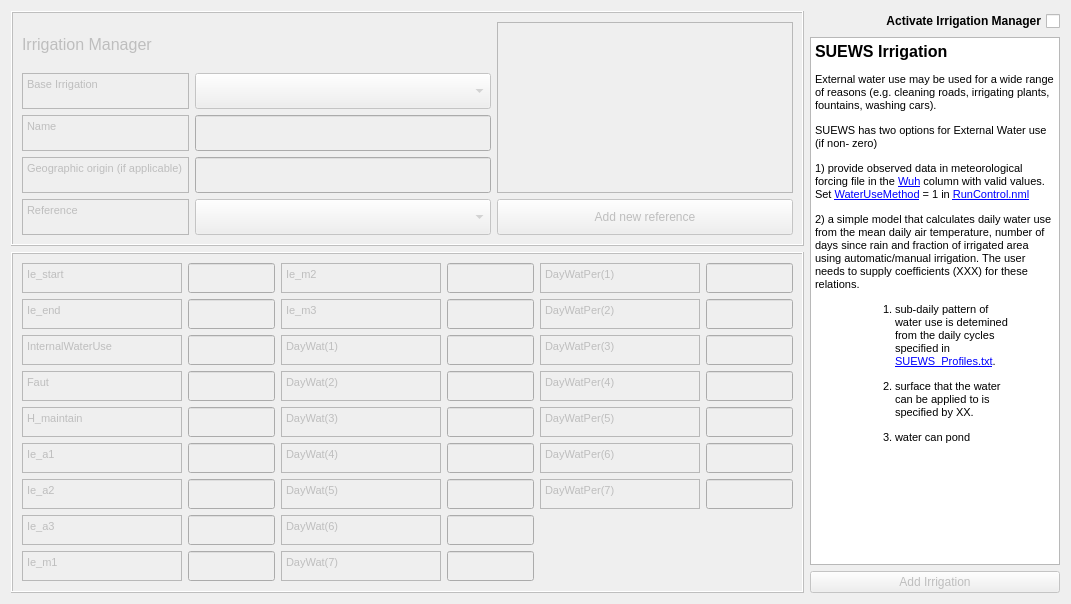
Above: tabs/irrigation_tab.ui from gusbacos/suews_database_manager before the change. Below: the same form after it.
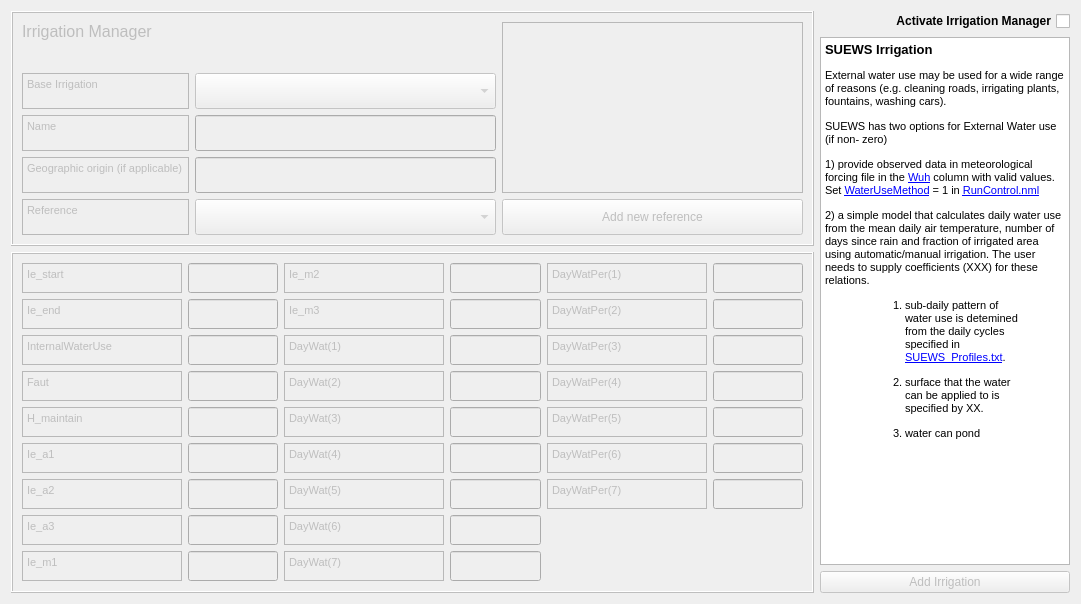
That is the form after the change. Custom widgets are drawn as their Qt base class.

```diff
--- a/tabs/irrigation_tab.ui
+++ b/tabs/irrigation_tab.ui
@@ -6,7 +6,7 @@
    <rect>
     <x>0</x>
     <y>0</y>
-    <width>1067</width>
+    <width>1081</width>
     <height>604</height>
    </rect>
   </property>
@@ -44,6 +44,48 @@
       <enum>QFrame::Raised</enum>
      </property>
      <layout class="QGridLayout" name="gridLayout_2">
+      <item row="4" column="1">
+       <widget class="QgsFilterLineEdit" name="textEditOrig">
+        <property name="sizePolicy">
+         <sizepolicy hsizetype="Expanding" vsizetype="Preferred">
+          <horstretch>0</horstretch>
+          <verstretch>0</verstretch>
+         </sizepolicy>
+        </property>
+        <property name="maximumSize">
+         <size>
+          <width>16777215</width>
+          <height>36</height>
+         </size>
+        </property>
+        <property name="qgisRelation" stdset="0">
+         <string notr="true"/>
+        </property>
+       </widget>
+      </item>
+      <item row="4" column="0">
+       <widget class="QTextBrowser" name="textBrowserOrig">
+        <property name="sizePolicy">
+         <sizepolicy hsizetype="Expanding" vsizetype="Preferred">
+          <horstretch>0</horstretch>
+          <verstretch>0</verstretch>
+         </sizepolicy>
+        </property>
+        <property name="maximumSize">
+         <size>
+          <width>167</width>
+          <height>36</height>
+         </size>
+        </property>
+        <property name="html">
+         <string>&lt;!DOCTYPE HTML PUBLIC &quot;-//W3C//DTD HTML 4.0//EN&quot; &quot;http://www.w3.org/TR/REC-html40/strict.dtd&quot;&gt;
+&lt;html&gt;&lt;head&gt;&lt;meta name=&quot;qrichtext&quot; content=&quot;1&quot; /&gt;&lt;style type=&quot;text/css&quot;&gt;
+p, li { white-space: pre-wrap; }
+&lt;/style&gt;&lt;/head&gt;&lt;body style=&quot; font-family:'MS Shell Dlg 2'; font-size:7.8pt; font-weight:400; font-style:normal;&quot;&gt;
+&lt;p style=&quot; margin-top:0px; margin-bottom:0px; margin-left:0px; margin-right:0px; -qt-block-indent:0; text-indent:0px;&quot;&gt;&lt;span style=&quot; font-size:8pt;&quot;&gt;Geographic origin (if applicable)&lt;/span&gt;&lt;/p&gt;&lt;/body&gt;&lt;/html&gt;</string>
+        </property>
+       </widget>
+      </item>
       <item row="0" column="0" colspan="2">
        <widget class="QLabel" name="label_46">
         <property name="font">
@@ -60,23 +102,48 @@
         </property>
        </widget>
       </item>
-      <item row="0" column="2" rowspan="4">
-       <widget class="QTextBrowser" name="textBrowserRef">
+      <item row="5" column="2">
+       <widget class="QPushButton" name="pushButtonToRefManager">
         <property name="sizePolicy">
-         <sizepolicy hsizetype="Expanding" vsizetype="Expanding">
+         <sizepolicy hsizetype="Minimum" vsizetype="Expanding">
           <horstretch>0</horstretch>
           <verstretch>0</verstretch>
          </sizepolicy>
         </property>
         <property name="maximumSize">
          <size>
-          <width>900</width>
-          <height>500</height>
+          <width>16777215</width>
+          <height>36</height>
          </size>
         </property>
+        <property name="text">
+         <string>Add new reference</string>
+        </property>
        </widget>
       </item>
-      <item row="1" column="0">
+      <item row="5" column="1">
+       <widget class="QComboBox" name="comboBoxRef">
+        <property name="sizePolicy">
+         <sizepolicy hsizetype="Preferred" vsizetype="Preferred">
+          <horstretch>0</horstretch>
+          <verstretch>0</verstretch>
+         </sizepolicy>
+        </property>
+        <property name="minimumSize">
+         <size>
+          <width>0</width>
+          <height>36</height>
+         </size>
+        </property>
+        <property name="maximumSize">
+         <size>
+          <width>500</width>
+          <height>36</height>
+         </size>
+        </property>
+       </widget>
+      </item>
+      <item row="2" column="0">
        <widget class="QTextBrowser" name="textBrowserBaseESTM">
         <property name="sizePolicy">
          <sizepolicy hsizetype="Expanding" vsizetype="Preferred">
@@ -94,12 +161,35 @@
          <string>&lt;!DOCTYPE HTML PUBLIC &quot;-//W3C//DTD HTML 4.0//EN&quot; &quot;http://www.w3.org/TR/REC-html40/strict.dtd&quot;&gt;
 &lt;html&gt;&lt;head&gt;&lt;meta name=&quot;qrichtext&quot; content=&quot;1&quot; /&gt;&lt;style type=&quot;text/css&quot;&gt;
 p, li { white-space: pre-wrap; }
-&lt;/style&gt;&lt;/head&gt;&lt;body style=&quot; font-family:'MS Shell Dlg 2'; font-size:12pt; font-weight:400; font-style:normal;&quot;&gt;
+&lt;/style&gt;&lt;/head&gt;&lt;body style=&quot; font-family:'MS Shell Dlg 2'; font-size:7.8pt; font-weight:400; font-style:normal;&quot;&gt;
 &lt;p style=&quot; margin-top:0px; margin-bottom:0px; margin-left:0px; margin-right:0px; -qt-block-indent:0; text-indent:0px;&quot;&gt;&lt;span style=&quot; font-size:8pt;&quot;&gt;Base Irrigation&lt;/span&gt;&lt;/p&gt;&lt;/body&gt;&lt;/html&gt;</string>
         </property>
        </widget>
       </item>
-      <item row="1" column="1">
+      <item row="5" column="0">
+       <widget class="QTextBrowser" name="textBrowserOrig_2">
+        <property name="sizePolicy">
+         <sizepolicy hsizetype="Expanding" vsizetype="Preferred">
+          <horstretch>0</horstretch>
+          <verstretch>0</verstretch>
+         </sizepolicy>
+        </property>
+        <property name="maximumSize">
+         <size>
+          <width>167</width>
+          <height>36</height>
+         </size>
+        </property>
+        <property name="html">
+         <string>&lt;!DOCTYPE HTML PUBLIC &quot;-//W3C//DTD HTML 4.0//EN&quot; &quot;http://www.w3.org/TR/REC-html40/strict.dtd&quot;&gt;
+&lt;html&gt;&lt;head&gt;&lt;meta name=&quot;qrichtext&quot; content=&quot;1&quot; /&gt;&lt;style type=&quot;text/css&quot;&gt;
+p, li { white-space: pre-wrap; }
+&lt;/style&gt;&lt;/head&gt;&lt;body style=&quot; font-family:'MS Shell Dlg 2'; font-size:7.8pt; font-weight:400; font-style:normal;&quot;&gt;
+&lt;p style=&quot; margin-top:0px; margin-bottom:0px; margin-left:0px; margin-right:0px; -qt-block-indent:0; text-indent:0px;&quot;&gt;&lt;span style=&quot; font-size:8pt;&quot;&gt;Reference&lt;/span&gt;&lt;/p&gt;&lt;/body&gt;&lt;/html&gt;</string>
+        </property>
+       </widget>
+      </item>
+      <item row="2" column="1">
        <widget class="QComboBox" name="comboBoxBaseIrr">
         <property name="sizePolicy">
          <sizepolicy hsizetype="Preferred" vsizetype="Preferred">
@@ -121,7 +211,7 @@
         </property>
        </widget>
       </item>
-      <item row="2" column="0">
+      <item row="3" column="0">
        <widget class="QTextBrowser" name="textBrowserDesc">
         <property name="sizePolicy">
          <sizepolicy hsizetype="Expanding" vsizetype="Preferred">
@@ -139,12 +229,12 @@
          <string>&lt;!DOCTYPE HTML PUBLIC &quot;-//W3C//DTD HTML 4.0//EN&quot; &quot;http://www.w3.org/TR/REC-html40/strict.dtd&quot;&gt;
 &lt;html&gt;&lt;head&gt;&lt;meta name=&quot;qrichtext&quot; content=&quot;1&quot; /&gt;&lt;style type=&quot;text/css&quot;&gt;
 p, li { white-space: pre-wrap; }
-&lt;/style&gt;&lt;/head&gt;&lt;body style=&quot; font-family:'MS Shell Dlg 2'; font-size:12pt; font-weight:400; font-style:normal;&quot;&gt;
+&lt;/style&gt;&lt;/head&gt;&lt;body style=&quot; font-family:'MS Shell Dlg 2'; font-size:7.8pt; font-weight:400; font-style:normal;&quot;&gt;
 &lt;p style=&quot; margin-top:0px; margin-bottom:0px; margin-left:0px; margin-right:0px; -qt-block-indent:0; text-indent:0px;&quot;&gt;&lt;span style=&quot; font-size:8pt;&quot;&gt;Name&lt;/span&gt;&lt;/p&gt;&lt;/body&gt;&lt;/html&gt;</string>
         </property>
        </widget>
       </item>
-      <item row="2" column="1">
+      <item row="3" column="1">
        <widget class="QgsFilterLineEdit" name="textEditName">
         <property name="sizePolicy">
          <sizepolicy hsizetype="Expanding" vsizetype="Preferred">
@@ -166,111 +256,34 @@
         </property>
        </widget>
       </item>
-      <item row="3" column="0">
-       <widget class="QTextBrowser" name="textBrowserOrig">
+      <item row="0" column="2" rowspan="5">
+       <widget class="QTextBrowser" name="textBrowserRef">
         <property name="sizePolicy">
-         <sizepolicy hsizetype="Expanding" vsizetype="Preferred">
+         <sizepolicy hsizetype="Expanding" vsizetype="Expanding">
           <horstretch>0</horstretch>
           <verstretch>0</verstretch>
          </sizepolicy>
         </property>
         <property name="maximumSize">
          <size>
-          <width>167</width>
-          <height>36</height>
+          <width>900</width>
+          <height>500</height>
          </size>
         </property>
-        <property name="html">
-         <string>&lt;!DOCTYPE HTML PUBLIC &quot;-//W3C//DTD HTML 4.0//EN&quot; &quot;http://www.w3.org/TR/REC-html40/strict.dtd&quot;&gt;
-&lt;html&gt;&lt;head&gt;&lt;meta name=&quot;qrichtext&quot; content=&quot;1&quot; /&gt;&lt;style type=&quot;text/css&quot;&gt;
-p, li { white-space: pre-wrap; }
-&lt;/style&gt;&lt;/head&gt;&lt;body style=&quot; font-family:'MS Shell Dlg 2'; font-size:12pt; font-weight:400; font-style:normal;&quot;&gt;
-&lt;p style=&quot; margin-top:0px; margin-bottom:0px; margin-left:0px; margin-right:0px; -qt-block-indent:0; text-indent:0px;&quot;&gt;&lt;span style=&quot; font-size:8pt;&quot;&gt;Geographic origin (if applicable)&lt;/span&gt;&lt;/p&gt;&lt;/body&gt;&lt;/html&gt;</string>
-        </property>
        </widget>
       </item>
-      <item row="3" column="1">
-       <widget class="QgsFilterLineEdit" name="textEditOrig">
-        <property name="sizePolicy">
-         <sizepolicy hsizetype="Expanding" vsizetype="Preferred">
-          <horstretch>0</horstretch>
-          <verstretch>0</verstretch>
-         </sizepolicy>
+      <item row="1" column="0">
+       <spacer name="verticalSpacer">
+        <property name="orientation">
+         <enum>Qt::Vertical</enum>
         </property>
-        <property name="maximumSize">
+        <property name="sizeHint" stdset="0">
          <size>
-          <width>16777215</width>
-          <height>36</height>
+          <width>20</width>
+          <height>40</height>
          </size>
         </property>
-        <property name="qgisRelation" stdset="0">
-         <string notr="true"/>
-        </property>
-       </widget>
-      </item>
-      <item row="4" column="0">
-       <widget class="QTextBrowser" name="textBrowserOrig_2">
-        <property name="sizePolicy">
-         <sizepolicy hsizetype="Expanding" vsizetype="Preferred">
-          <horstretch>0</horstretch>
-          <verstretch>0</verstretch>
-         </sizepolicy>
-        </property>
-        <property name="maximumSize">
-         <size>
-          <width>167</width>
-          <height>36</height>
-         </size>
-        </property>
-        <property name="html">
-         <string>&lt;!DOCTYPE HTML PUBLIC &quot;-//W3C//DTD HTML 4.0//EN&quot; &quot;http://www.w3.org/TR/REC-html40/strict.dtd&quot;&gt;
-&lt;html&gt;&lt;head&gt;&lt;meta name=&quot;qrichtext&quot; content=&quot;1&quot; /&gt;&lt;style type=&quot;text/css&quot;&gt;
-p, li { white-space: pre-wrap; }
-&lt;/style&gt;&lt;/head&gt;&lt;body style=&quot; font-family:'MS Shell Dlg 2'; font-size:12pt; font-weight:400; font-style:normal;&quot;&gt;
-&lt;p style=&quot; margin-top:0px; margin-bottom:0px; margin-left:0px; margin-right:0px; -qt-block-indent:0; text-indent:0px;&quot;&gt;&lt;span style=&quot; font-size:8pt;&quot;&gt;Reference&lt;/span&gt;&lt;/p&gt;&lt;/body&gt;&lt;/html&gt;</string>
-        </property>
-       </widget>
-      </item>
-      <item row="4" column="1">
-       <widget class="QComboBox" name="comboBoxRef">
-        <property name="sizePolicy">
-         <sizepolicy hsizetype="Preferred" vsizetype="Preferred">
-          <horstretch>0</horstretch>
-          <verstretch>0</verstretch>
-         </sizepolicy>
-        </property>
-        <property name="minimumSize">
-         <size>
-          <width>0</width>
-          <height>36</height>
-         </size>
-        </property>
-        <property name="maximumSize">
-         <size>
-          <width>500</width>
-          <height>36</height>
-         </size>
-        </property>
-       </widget>
-      </item>
-      <item row="4" column="2">
-       <widget class="QPushButton" name="pushButtonToRefManager">
-        <property name="sizePolicy">
-         <sizepolicy hsizetype="Minimum" vsizetype="Expanding">
-          <horstretch>0</horstretch>
-          <verstretch>0</verstretch>
-         </sizepolicy>
-        </property>
-        <property name="maximumSize">
-         <size>
-          <width>16777215</width>
-          <height>36</height>
-         </size>
-        </property>
-        <property name="text">
-         <string>Add new reference</string>
-        </property>
-       </widget>
+       </spacer>
       </item>
      </layout>
     </widget>
@@ -315,8 +328,8 @@
       <string>&lt;!DOCTYPE HTML PUBLIC &quot;-//W3C//DTD HTML 4.0//EN&quot; &quot;http://www.w3.org/TR/REC-html40/strict.dtd&quot;&gt;
 &lt;html&gt;&lt;head&gt;&lt;meta name=&quot;qrichtext&quot; content=&quot;1&quot; /&gt;&lt;style type=&quot;text/css&quot;&gt;
 p, li { white-space: pre-wrap; }
-&lt;/style&gt;&lt;/head&gt;&lt;body style=&quot; font-family:'MS Shell Dlg 2'; font-size:12pt; font-weight:400; font-style:normal;&quot;&gt;
-&lt;p style=&quot; margin-top:12px; margin-bottom:12px; margin-left:0px; margin-right:0px; -qt-block-indent:0; text-indent:0px;&quot;&gt;&lt;span style=&quot; font-weight:600;&quot;&gt;SUEWS Irrigation&lt;/span&gt;&lt;/p&gt;
+&lt;/style&gt;&lt;/head&gt;&lt;body style=&quot; font-family:'MS Shell Dlg 2'; font-size:7.8pt; font-weight:400; font-style:normal;&quot;&gt;
+&lt;p style=&quot; margin-top:12px; margin-bottom:12px; margin-left:0px; margin-right:0px; -qt-block-indent:0; text-indent:0px;&quot;&gt;&lt;span style=&quot; font-size:10pt; font-weight:600;&quot;&gt;SUEWS Irrigation&lt;/span&gt;&lt;/p&gt;
 &lt;p style=&quot; margin-top:12px; margin-bottom:12px; margin-left:0px; margin-right:0px; -qt-block-indent:0; text-indent:0px;&quot;&gt;&lt;span style=&quot; font-size:8pt;&quot;&gt;External water use may be used for a wide range of reasons (e.g. cleaning roads, irrigating plants, fountains, washing cars).&lt;/span&gt;&lt;/p&gt;
 &lt;p style=&quot; margin-top:12px; margin-bottom:12px; margin-left:0px; margin-right:0px; -qt-block-indent:0; text-indent:0px;&quot;&gt;&lt;span style=&quot; font-size:8pt;&quot;&gt;SUEWS has two options for External Water use (if non- zero) &lt;/span&gt;&lt;/p&gt;
 &lt;p style=&quot; margin-top:12px; margin-bottom:12px; margin-left:0px; margin-right:0px; -qt-block-indent:0; text-indent:0px;&quot;&gt;&lt;span style=&quot; font-size:8pt;&quot;&gt;1) provide observed data in meteorological forcing file in the &lt;/span&gt;&lt;a href=&quot;https://suews.readthedocs.io/en/latest/input_files/SUEWS_SiteInfo/Input_Options.html#cmdoption-arg-Wuh&quot;&gt;&lt;span style=&quot; font-family:'Courier New'; font-size:8pt; text-decoration: underline; color:#0000ff;&quot;&gt;Wuh&lt;/span&gt;&lt;/a&gt;&lt;span style=&quot; font-size:8pt;&quot;&gt; column with valid values. Set &lt;/span&gt;&lt;a href=&quot;https://suews.readthedocs.io/en/latest/input_files/RunControl/scheme_options.html#cmdoption-arg-WaterUseMethod&quot;&gt;&lt;span style=&quot; font-family:'Courier New'; font-size:8pt; text-decoration: underline; color:#0000ff;&quot;&gt;WaterUseMethod&lt;/span&gt;&lt;/a&gt;&lt;span style=&quot; font-size:8pt;&quot;&gt; = 1 in &lt;/span&gt;&lt;a href=&quot;https://suews.readthedocs.io/en/latest/input_files/RunControl/RunControl.html#runcontrol-nml&quot;&gt;&lt;span style=&quot; font-size:8pt; text-decoration: underline; color:#0000ff;&quot;&gt;RunControl.nml&lt;/span&gt;&lt;/a&gt;&lt;/p&gt;
@@ -431,7 +444,7 @@
             <string>&lt;!DOCTYPE HTML PUBLIC &quot;-//W3C//DTD HTML 4.0//EN&quot; &quot;http://www.w3.org/TR/REC-html40/strict.dtd&quot;&gt;
 &lt;html&gt;&lt;head&gt;&lt;meta name=&quot;qrichtext&quot; content=&quot;1&quot; /&gt;&lt;style type=&quot;text/css&quot;&gt;
 p, li { white-space: pre-wrap; }
-&lt;/style&gt;&lt;/head&gt;&lt;body style=&quot; font-family:'MS Shell Dlg 2'; font-size:12pt; font-weight:400; font-style:normal;&quot;&gt;
+&lt;/style&gt;&lt;/head&gt;&lt;body style=&quot; font-family:'MS Shell Dlg 2'; font-size:7.8pt; font-weight:400; font-style:normal;&quot;&gt;
 &lt;p style=&quot; margin-top:12px; margin-bottom:12px; margin-left:0px; margin-right:0px; -qt-block-indent:0; text-indent:0px;&quot;&gt;&lt;span style=&quot; font-size:8pt;&quot;&gt;DayWatPer(3)&lt;/span&gt;&lt;/p&gt;&lt;/body&gt;&lt;/html&gt;</string>
            </property>
           </widget>
@@ -537,7 +550,7 @@
             <string>&lt;!DOCTYPE HTML PUBLIC &quot;-//W3C//DTD HTML 4.0//EN&quot; &quot;http://www.w3.org/TR/REC-html40/strict.dtd&quot;&gt;
 &lt;html&gt;&lt;head&gt;&lt;meta name=&quot;qrichtext&quot; content=&quot;1&quot; /&gt;&lt;style type=&quot;text/css&quot;&gt;
 p, li { white-space: pre-wrap; }
-&lt;/style&gt;&lt;/head&gt;&lt;body style=&quot; font-family:'MS Shell Dlg 2'; font-size:12pt; font-weight:400; font-style:normal;&quot;&gt;
+&lt;/style&gt;&lt;/head&gt;&lt;body style=&quot; font-family:'MS Shell Dlg 2'; font-size:7.8pt; font-weight:400; font-style:normal;&quot;&gt;
 &lt;p style=&quot; margin-top:12px; margin-bottom:12px; margin-left:0px; margin-right:0px; -qt-block-indent:0; text-indent:0px;&quot;&gt;&lt;span style=&quot; font-size:8pt;&quot;&gt;DayWatPer(2)&lt;/span&gt;&lt;/p&gt;&lt;/body&gt;&lt;/html&gt;</string>
            </property>
           </widget>
@@ -569,7 +582,7 @@
             <string>&lt;!DOCTYPE HTML PUBLIC &quot;-//W3C//DTD HTML 4.0//EN&quot; &quot;http://www.w3.org/TR/REC-html40/strict.dtd&quot;&gt;
 &lt;html&gt;&lt;head&gt;&lt;meta name=&quot;qrichtext&quot; content=&quot;1&quot; /&gt;&lt;style type=&quot;text/css&quot;&gt;
 p, li { white-space: pre-wrap; }
-&lt;/style&gt;&lt;/head&gt;&lt;body style=&quot; font-family:'MS Shell Dlg 2'; font-size:12pt; font-weight:400; font-style:normal;&quot;&gt;
+&lt;/style&gt;&lt;/head&gt;&lt;body style=&quot; font-family:'MS Shell Dlg 2'; font-size:7.8pt; font-weight:400; font-style:normal;&quot;&gt;
 &lt;p style=&quot; margin-top:0px; margin-bottom:0px; margin-left:0px; margin-right:0px; -qt-block-indent:0; text-indent:0px;&quot;&gt;&lt;span style=&quot; font-size:8pt;&quot;&gt;InternalWaterUse&lt;/span&gt;&lt;/p&gt;&lt;/body&gt;&lt;/html&gt;</string>
            </property>
           </widget>
@@ -649,7 +662,7 @@
             <string>&lt;!DOCTYPE HTML PUBLIC &quot;-//W3C//DTD HTML 4.0//EN&quot; &quot;http://www.w3.org/TR/REC-html40/strict.dtd&quot;&gt;
 &lt;html&gt;&lt;head&gt;&lt;meta name=&quot;qrichtext&quot; content=&quot;1&quot; /&gt;&lt;style type=&quot;text/css&quot;&gt;
 p, li { white-space: pre-wrap; }
-&lt;/style&gt;&lt;/head&gt;&lt;body style=&quot; font-family:'MS Shell Dlg 2'; font-size:12pt; font-weight:400; font-style:normal;&quot;&gt;
+&lt;/style&gt;&lt;/head&gt;&lt;body style=&quot; font-family:'MS Shell Dlg 2'; font-size:7.8pt; font-weight:400; font-style:normal;&quot;&gt;
 &lt;p style=&quot; margin-top:0px; margin-bottom:0px; margin-left:0px; margin-right:0px; -qt-block-indent:0; text-indent:0px;&quot;&gt;&lt;span style=&quot; font-size:8pt;&quot;&gt;DayWat(1)&lt;/span&gt;&lt;/p&gt;&lt;/body&gt;&lt;/html&gt;</string>
            </property>
           </widget>
@@ -681,7 +694,7 @@
             <string>&lt;!DOCTYPE HTML PUBLIC &quot;-//W3C//DTD HTML 4.0//EN&quot; &quot;http://www.w3.org/TR/REC-html40/strict.dtd&quot;&gt;
 &lt;html&gt;&lt;head&gt;&lt;meta name=&quot;qrichtext&quot; content=&quot;1&quot; /&gt;&lt;style type=&quot;text/css&quot;&gt;
 p, li { white-space: pre-wrap; }
-&lt;/style&gt;&lt;/head&gt;&lt;body style=&quot; font-family:'MS Shell Dlg 2'; font-size:12pt; font-weight:400; font-style:normal;&quot;&gt;
+&lt;/style&gt;&lt;/head&gt;&lt;body style=&quot; font-family:'MS Shell Dlg 2'; font-size:7.8pt; font-weight:400; font-style:normal;&quot;&gt;
 &lt;p style=&quot; margin-top:0px; margin-bottom:0px; margin-left:0px; margin-right:0px; -qt-block-indent:0; text-indent:0px;&quot;&gt;&lt;span style=&quot; font-size:8pt;&quot;&gt;Ie_m3&lt;/span&gt;&lt;/p&gt;&lt;/body&gt;&lt;/html&gt;</string>
            </property>
           </widget>
@@ -739,7 +752,7 @@
             <string>&lt;!DOCTYPE HTML PUBLIC &quot;-//W3C//DTD HTML 4.0//EN&quot; &quot;http://www.w3.org/TR/REC-html40/strict.dtd&quot;&gt;
 &lt;html&gt;&lt;head&gt;&lt;meta name=&quot;qrichtext&quot; content=&quot;1&quot; /&gt;&lt;style type=&quot;text/css&quot;&gt;
 p, li { white-space: pre-wrap; }
-&lt;/style&gt;&lt;/head&gt;&lt;body style=&quot; font-family:'MS Shell Dlg 2'; font-size:12pt; font-weight:400; font-style:normal;&quot;&gt;
+&lt;/style&gt;&lt;/head&gt;&lt;body style=&quot; font-family:'MS Shell Dlg 2'; font-size:7.8pt; font-weight:400; font-style:normal;&quot;&gt;
 &lt;p style=&quot; margin-top:12px; margin-bottom:12px; margin-left:0px; margin-right:0px; -qt-block-indent:0; text-indent:0px;&quot;&gt;&lt;span style=&quot; font-size:8pt;&quot;&gt;DayWatPer(6)&lt;/span&gt;&lt;/p&gt;&lt;/body&gt;&lt;/html&gt;</string>
            </property>
           </widget>
@@ -771,7 +784,7 @@
             <string>&lt;!DOCTYPE HTML PUBLIC &quot;-//W3C//DTD HTML 4.0//EN&quot; &quot;http://www.w3.org/TR/REC-html40/strict.dtd&quot;&gt;
 &lt;html&gt;&lt;head&gt;&lt;meta name=&quot;qrichtext&quot; content=&quot;1&quot; /&gt;&lt;style type=&quot;text/css&quot;&gt;
 p, li { white-space: pre-wrap; }
-&lt;/style&gt;&lt;/head&gt;&lt;body style=&quot; font-family:'MS Shell Dlg 2'; font-size:12pt; font-weight:400; font-style:normal;&quot;&gt;
+&lt;/style&gt;&lt;/head&gt;&lt;body style=&quot; font-family:'MS Shell Dlg 2'; font-size:7.8pt; font-weight:400; font-style:normal;&quot;&gt;
 &lt;p style=&quot; margin-top:12px; margin-bottom:12px; margin-left:0px; margin-right:0px; -qt-block-indent:0; text-indent:0px;&quot;&gt;&lt;span style=&quot; font-size:8pt;&quot;&gt;DayWatPer(7)&lt;/span&gt;&lt;/p&gt;&lt;/body&gt;&lt;/html&gt;</string>
            </property>
           </widget>
@@ -803,7 +816,7 @@
             <string>&lt;!DOCTYPE HTML PUBLIC &quot;-//W3C//DTD HTML 4.0//EN&quot; &quot;http://www.w3.org/TR/REC-html40/strict.dtd&quot;&gt;
 &lt;html&gt;&lt;head&gt;&lt;meta name=&quot;qrichtext&quot; content=&quot;1&quot; /&gt;&lt;style type=&quot;text/css&quot;&gt;
 p, li { white-space: pre-wrap; }
-&lt;/style&gt;&lt;/head&gt;&lt;body style=&quot; font-family:'MS Shell Dlg 2'; font-size:12pt; font-weight:400; font-style:normal;&quot;&gt;
+&lt;/style&gt;&lt;/head&gt;&lt;body style=&quot; font-family:'MS Shell Dlg 2'; font-size:7.8pt; font-weight:400; font-style:normal;&quot;&gt;
 &lt;p style=&quot; margin-top:0px; margin-bottom:0px; margin-left:0px; margin-right:0px; -qt-block-indent:0; text-indent:0px;&quot;&gt;&lt;span style=&quot; font-size:8pt;&quot;&gt;DayWat(3)&lt;/span&gt;&lt;/p&gt;&lt;/body&gt;&lt;/html&gt;</string>
            </property>
           </widget>
@@ -835,7 +848,7 @@
             <string>&lt;!DOCTYPE HTML PUBLIC &quot;-//W3C//DTD HTML 4.0//EN&quot; &quot;http://www.w3.org/TR/REC-html40/strict.dtd&quot;&gt;
 &lt;html&gt;&lt;head&gt;&lt;meta name=&quot;qrichtext&quot; content=&quot;1&quot; /&gt;&lt;style type=&quot;text/css&quot;&gt;
 p, li { white-space: pre-wrap; }
-&lt;/style&gt;&lt;/head&gt;&lt;body style=&quot; font-family:'MS Shell Dlg 2'; font-size:12pt; font-weight:400; font-style:normal;&quot;&gt;
+&lt;/style&gt;&lt;/head&gt;&lt;body style=&quot; font-family:'MS Shell Dlg 2'; font-size:7.8pt; font-weight:400; font-style:normal;&quot;&gt;
 &lt;p style=&quot; margin-top:0px; margin-bottom:0px; margin-left:0px; margin-right:0px; -qt-block-indent:0; text-indent:0px;&quot;&gt;&lt;span style=&quot; font-size:8pt;&quot;&gt;Faut&lt;/span&gt;&lt;/p&gt;&lt;/body&gt;&lt;/html&gt;</string>
            </property>
           </widget>
@@ -915,7 +928,7 @@
             <string>&lt;!DOCTYPE HTML PUBLIC &quot;-//W3C//DTD HTML 4.0//EN&quot; &quot;http://www.w3.org/TR/REC-html40/strict.dtd&quot;&gt;
 &lt;html&gt;&lt;head&gt;&lt;meta name=&quot;qrichtext&quot; content=&quot;1&quot; /&gt;&lt;style type=&quot;text/css&quot;&gt;
 p, li { white-space: pre-wrap; }
-&lt;/style&gt;&lt;/head&gt;&lt;body style=&quot; font-family:'MS Shell Dlg 2'; font-size:12pt; font-weight:400; font-style:normal;&quot;&gt;
+&lt;/style&gt;&lt;/head&gt;&lt;body style=&quot; font-family:'MS Shell Dlg 2'; font-size:7.8pt; font-weight:400; font-style:normal;&quot;&gt;
 &lt;p style=&quot; margin-top:0px; margin-bottom:0px; margin-left:0px; margin-right:0px; -qt-block-indent:0; text-indent:0px;&quot;&gt;&lt;span style=&quot; font-size:8pt;&quot;&gt;Ie_a3&lt;/span&gt;&lt;/p&gt;&lt;/body&gt;&lt;/html&gt;</string>
            </property>
           </widget>
@@ -973,7 +986,7 @@
             <string>&lt;!DOCTYPE HTML PUBLIC &quot;-//W3C//DTD HTML 4.0//EN&quot; &quot;http://www.w3.org/TR/REC-html40/strict.dtd&quot;&gt;
 &lt;html&gt;&lt;head&gt;&lt;meta name=&quot;qrichtext&quot; content=&quot;1&quot; /&gt;&lt;style type=&quot;text/css&quot;&gt;
 p, li { white-space: pre-wrap; }
-&lt;/style&gt;&lt;/head&gt;&lt;body style=&quot; font-family:'MS Shell Dlg 2'; font-size:12pt; font-weight:400; font-style:normal;&quot;&gt;
+&lt;/style&gt;&lt;/head&gt;&lt;body style=&quot; font-family:'MS Shell Dlg 2'; font-size:7.8pt; font-weight:400; font-style:normal;&quot;&gt;
 &lt;p style=&quot; margin-top:12px; margin-bottom:12px; margin-left:0px; margin-right:0px; -qt-block-indent:0; text-indent:0px;&quot;&gt;&lt;span style=&quot; font-size:8pt;&quot;&gt;DayWatPer(5)&lt;/span&gt;&lt;/p&gt;&lt;/body&gt;&lt;/html&gt;</string>
            </property>
           </widget>
@@ -1005,7 +1018,7 @@
             <string>&lt;!DOCTYPE HTML PUBLIC &quot;-//W3C//DTD HTML 4.0//EN&quot; &quot;http://www.w3.org/TR/REC-html40/strict.dtd&quot;&gt;
 &lt;html&gt;&lt;head&gt;&lt;meta name=&quot;qrichtext&quot; content=&quot;1&quot; /&gt;&lt;style type=&quot;text/css&quot;&gt;
 p, li { white-space: pre-wrap; }
-&lt;/style&gt;&lt;/head&gt;&lt;body style=&quot; font-family:'MS Shell Dlg 2'; font-size:12pt; font-weight:400; font-style:normal;&quot;&gt;
+&lt;/style&gt;&lt;/head&gt;&lt;body style=&quot; font-family:'MS Shell Dlg 2'; font-size:7.8pt; font-weight:400; font-style:normal;&quot;&gt;
 &lt;p style=&quot; margin-top:0px; margin-bottom:0px; margin-left:0px; margin-right:0px; -qt-block-indent:0; text-indent:0px;&quot;&gt;&lt;span style=&quot; font-size:8pt;&quot;&gt;DayWat(4)&lt;/span&gt;&lt;/p&gt;&lt;/body&gt;&lt;/html&gt;</string>
            </property>
           </widget>
@@ -1157,7 +1170,7 @@
             <string>&lt;!DOCTYPE HTML PUBLIC &quot;-//W3C//DTD HTML 4.0//EN&quot; &quot;http://www.w3.org/TR/REC-html40/strict.dtd&quot;&gt;
 &lt;html&gt;&lt;head&gt;&lt;meta name=&quot;qrichtext&quot; content=&quot;1&quot; /&gt;&lt;style type=&quot;text/css&quot;&gt;
 p, li { white-space: pre-wrap; }
-&lt;/style&gt;&lt;/head&gt;&lt;body style=&quot; font-family:'MS Shell Dlg 2'; font-size:12pt; font-weight:400; font-style:normal;&quot;&gt;
+&lt;/style&gt;&lt;/head&gt;&lt;body style=&quot; font-family:'MS Shell Dlg 2'; font-size:7.8pt; font-weight:400; font-style:normal;&quot;&gt;
 &lt;p style=&quot; margin-top:12px; margin-bottom:12px; margin-left:0px; margin-right:0px; -qt-block-indent:0; text-indent:0px;&quot;&gt;&lt;span style=&quot; font-size:8pt;&quot;&gt;DayWatPer(4)&lt;/span&gt;&lt;/p&gt;&lt;/body&gt;&lt;/html&gt;</string>
            </property>
           </widget>
@@ -1211,7 +1224,7 @@
             <string>&lt;!DOCTYPE HTML PUBLIC &quot;-//W3C//DTD HTML 4.0//EN&quot; &quot;http://www.w3.org/TR/REC-html40/strict.dtd&quot;&gt;
 &lt;html&gt;&lt;head&gt;&lt;meta name=&quot;qrichtext&quot; content=&quot;1&quot; /&gt;&lt;style type=&quot;text/css&quot;&gt;
 p, li { white-space: pre-wrap; }
-&lt;/style&gt;&lt;/head&gt;&lt;body style=&quot; font-family:'MS Shell Dlg 2'; font-size:12pt; font-weight:400; font-style:normal;&quot;&gt;
+&lt;/style&gt;&lt;/head&gt;&lt;body style=&quot; font-family:'MS Shell Dlg 2'; font-size:7.8pt; font-weight:400; font-style:normal;&quot;&gt;
 &lt;p style=&quot; margin-top:0px; margin-bottom:0px; margin-left:0px; margin-right:0px; -qt-block-indent:0; text-indent:0px;&quot;&gt;&lt;span style=&quot; font-size:8pt;&quot;&gt;H_maintain&lt;/span&gt;&lt;/p&gt;&lt;/body&gt;&lt;/html&gt;</string>
            </property>
           </widget>
@@ -1287,7 +1300,7 @@
             <string>&lt;!DOCTYPE HTML PUBLIC &quot;-//W3C//DTD HTML 4.0//EN&quot; &quot;http://www.w3.org/TR/REC-html40/strict.dtd&quot;&gt;
 &lt;html&gt;&lt;head&gt;&lt;meta name=&quot;qrichtext&quot; content=&quot;1&quot; /&gt;&lt;style type=&quot;text/css&quot;&gt;
 p, li { white-space: pre-wrap; }
-&lt;/style&gt;&lt;/head&gt;&lt;body style=&quot; font-family:'MS Shell Dlg 2'; font-size:12pt; font-weight:400; font-style:normal;&quot;&gt;
+&lt;/style&gt;&lt;/head&gt;&lt;body style=&quot; font-family:'MS Shell Dlg 2'; font-size:7.8pt; font-weight:400; font-style:normal;&quot;&gt;
 &lt;p style=&quot; margin-top:0px; margin-bottom:0px; margin-left:0px; margin-right:0px; -qt-block-indent:0; text-indent:0px;&quot;&gt;&lt;span style=&quot; font-size:8pt;&quot;&gt;Ie_a1&lt;/span&gt;&lt;/p&gt;&lt;/body&gt;&lt;/html&gt;</string>
            </property>
           </widget>
@@ -1319,7 +1332,7 @@
             <string>&lt;!DOCTYPE HTML PUBLIC &quot;-//W3C//DTD HTML 4.0//EN&quot; &quot;http://www.w3.org/TR/REC-html40/strict.dtd&quot;&gt;
 &lt;html&gt;&lt;head&gt;&lt;meta name=&quot;qrichtext&quot; content=&quot;1&quot; /&gt;&lt;style type=&quot;text/css&quot;&gt;
 p, li { white-space: pre-wrap; }
-&lt;/style&gt;&lt;/head&gt;&lt;body style=&quot; font-family:'MS Shell Dlg 2'; font-size:12pt; font-weight:400; font-style:normal;&quot;&gt;
+&lt;/style&gt;&lt;/head&gt;&lt;body style=&quot; font-family:'MS Shell Dlg 2'; font-size:7.8pt; font-weight:400; font-style:normal;&quot;&gt;
 &lt;p style=&quot; margin-top:0px; margin-bottom:0px; margin-left:0px; margin-right:0px; -qt-block-indent:0; text-indent:0px;&quot;&gt;&lt;span style=&quot; font-size:8pt;&quot;&gt;Ie_a2&lt;/span&gt;&lt;/p&gt;&lt;/body&gt;&lt;/html&gt;</string>
            </property>
           </widget>
@@ -1351,7 +1364,7 @@
             <string>&lt;!DOCTYPE HTML PUBLIC &quot;-//W3C//DTD HTML 4.0//EN&quot; &quot;http://www.w3.org/TR/REC-html40/strict.dtd&quot;&gt;
 &lt;html&gt;&lt;head&gt;&lt;meta name=&quot;qrichtext&quot; content=&quot;1&quot; /&gt;&lt;style type=&quot;text/css&quot;&gt;
 p, li { white-space: pre-wrap; }
-&lt;/style&gt;&lt;/head&gt;&lt;body style=&quot; font-family:'MS Shell Dlg 2'; font-size:12pt; font-weight:400; font-style:normal;&quot;&gt;
+&lt;/style&gt;&lt;/head&gt;&lt;body style=&quot; font-family:'MS Shell Dlg 2'; font-size:7.8pt; font-weight:400; font-style:normal;&quot;&gt;
 &lt;p style=&quot; margin-top:0px; margin-bottom:0px; margin-left:0px; margin-right:0px; -qt-block-indent:0; text-indent:0px;&quot;&gt;&lt;span style=&quot; font-size:8pt;&quot;&gt;DayWat(5)&lt;/span&gt;&lt;/p&gt;&lt;/body&gt;&lt;/html&gt;</string>
            </property>
           </widget>
@@ -1383,7 +1396,7 @@
             <string>&lt;!DOCTYPE HTML PUBLIC &quot;-//W3C//DTD HTML 4.0//EN&quot; &quot;http://www.w3.org/TR/REC-html40/strict.dtd&quot;&gt;
 &lt;html&gt;&lt;head&gt;&lt;meta name=&quot;qrichtext&quot; content=&quot;1&quot; /&gt;&lt;style type=&quot;text/css&quot;&gt;
 p, li { white-space: pre-wrap; }
-&lt;/style&gt;&lt;/head&gt;&lt;body style=&quot; font-family:'MS Shell Dlg 2'; font-size:12pt; font-weight:400; font-style:normal;&quot;&gt;
+&lt;/style&gt;&lt;/head&gt;&lt;body style=&quot; font-family:'MS Shell Dlg 2'; font-size:7.8pt; font-weight:400; font-style:normal;&quot;&gt;
 &lt;p style=&quot; margin-top:0px; margin-bottom:0px; margin-left:0px; margin-right:0px; -qt-block-indent:0; text-indent:0px;&quot;&gt;&lt;span style=&quot; font-size:8pt;&quot;&gt;DayWat(2)&lt;/span&gt;&lt;/p&gt;&lt;/body&gt;&lt;/html&gt;</string>
            </property>
           </widget>
@@ -1415,7 +1428,7 @@
             <string>&lt;!DOCTYPE HTML PUBLIC &quot;-//W3C//DTD HTML 4.0//EN&quot; &quot;http://www.w3.org/TR/REC-html40/strict.dtd&quot;&gt;
 &lt;html&gt;&lt;head&gt;&lt;meta name=&quot;qrichtext&quot; content=&quot;1&quot; /&gt;&lt;style type=&quot;text/css&quot;&gt;
 p, li { white-space: pre-wrap; }
-&lt;/style&gt;&lt;/head&gt;&lt;body style=&quot; font-family:'MS Shell Dlg 2'; font-size:12pt; font-weight:400; font-style:normal;&quot;&gt;
+&lt;/style&gt;&lt;/head&gt;&lt;body style=&quot; font-family:'MS Shell Dlg 2'; font-size:7.8pt; font-weight:400; font-style:normal;&quot;&gt;
 &lt;p style=&quot; margin-top:0px; margin-bottom:0px; margin-left:0px; margin-right:0px; -qt-block-indent:0; text-indent:0px;&quot;&gt;&lt;span style=&quot; font-size:8pt;&quot;&gt;DayWat(7)&lt;/span&gt;&lt;/p&gt;&lt;/body&gt;&lt;/html&gt;</string>
            </property>
           </widget>
@@ -1513,7 +1526,7 @@
             <string>&lt;!DOCTYPE HTML PUBLIC &quot;-//W3C//DTD HTML 4.0//EN&quot; &quot;http://www.w3.org/TR/REC-html40/strict.dtd&quot;&gt;
 &lt;html&gt;&lt;head&gt;&lt;meta name=&quot;qrichtext&quot; content=&quot;1&quot; /&gt;&lt;style type=&quot;text/css&quot;&gt;
 p, li { white-space: pre-wrap; }
-&lt;/style&gt;&lt;/head&gt;&lt;body style=&quot; font-family:'MS Shell Dlg 2'; font-size:12pt; font-weight:400; font-style:normal;&quot;&gt;
+&lt;/style&gt;&lt;/head&gt;&lt;body style=&quot; font-family:'MS Shell Dlg 2'; font-size:7.8pt; font-weight:400; font-style:normal;&quot;&gt;
 &lt;p style=&quot; margin-top:0px; margin-bottom:0px; margin-left:0px; margin-right:0px; -qt-block-indent:0; text-indent:0px;&quot;&gt;&lt;span style=&quot; font-size:8pt;&quot;&gt;Ie_m1&lt;/span&gt;&lt;/p&gt;&lt;/body&gt;&lt;/html&gt;</string>
            </property>
           </widget>
@@ -1571,7 +1584,7 @@
             <string>&lt;!DOCTYPE HTML PUBLIC &quot;-//W3C//DTD HTML 4.0//EN&quot; &quot;http://www.w3.org/TR/REC-html40/strict.dtd&quot;&gt;
 &lt;html&gt;&lt;head&gt;&lt;meta name=&quot;qrichtext&quot; content=&quot;1&quot; /&gt;&lt;style type=&quot;text/css&quot;&gt;
 p, li { white-space: pre-wrap; }
-&lt;/style&gt;&lt;/head&gt;&lt;body style=&quot; font-family:'MS Shell Dlg 2'; font-size:12pt; font-weight:400; font-style:normal;&quot;&gt;
+&lt;/style&gt;&lt;/head&gt;&lt;body style=&quot; font-family:'MS Shell Dlg 2'; font-size:7.8pt; font-weight:400; font-style:normal;&quot;&gt;
 &lt;p style=&quot; margin-top:0px; margin-bottom:0px; margin-left:0px; margin-right:0px; -qt-block-indent:0; text-indent:0px;&quot;&gt;&lt;span style=&quot; font-size:8pt;&quot;&gt;DayWat(6)&lt;/span&gt;&lt;/p&gt;&lt;/body&gt;&lt;/html&gt;</string>
            </property>
           </widget>
@@ -1625,7 +1638,7 @@
             <string>&lt;!DOCTYPE HTML PUBLIC &quot;-//W3C//DTD HTML 4.0//EN&quot; &quot;http://www.w3.org/TR/REC-html40/strict.dtd&quot;&gt;
 &lt;html&gt;&lt;head&gt;&lt;meta name=&quot;qrichtext&quot; content=&quot;1&quot; /&gt;&lt;style type=&quot;text/css&quot;&gt;
 p, li { white-space: pre-wrap; }
-&lt;/style&gt;&lt;/head&gt;&lt;body style=&quot; font-family:'MS Shell Dlg 2'; font-size:12pt; font-weight:400; font-style:normal;&quot;&gt;
+&lt;/style&gt;&lt;/head&gt;&lt;body style=&quot; font-family:'MS Shell Dlg 2'; font-size:7.8pt; font-weight:400; font-style:normal;&quot;&gt;
 &lt;p style=&quot; margin-top:0px; margin-bottom:0px; margin-left:0px; margin-right:0px; -qt-block-indent:0; text-indent:0px;&quot;&gt;&lt;span style=&quot; font-size:8pt;&quot;&gt;Ie_end&lt;/span&gt;&lt;/p&gt;&lt;/body&gt;&lt;/html&gt;</string>
            </property>
           </widget>
@@ -1657,7 +1670,7 @@
             <string>&lt;!DOCTYPE HTML PUBLIC &quot;-//W3C//DTD HTML 4.0//EN&quot; &quot;http://www.w3.org/TR/REC-html40/strict.dtd&quot;&gt;
 &lt;html&gt;&lt;head&gt;&lt;meta name=&quot;qrichtext&quot; content=&quot;1&quot; /&gt;&lt;style type=&quot;text/css&quot;&gt;
 p, li { white-space: pre-wrap; }
-&lt;/style&gt;&lt;/head&gt;&lt;body style=&quot; font-family:'MS Shell Dlg 2'; font-size:12pt; font-weight:400; font-style:normal;&quot;&gt;
+&lt;/style&gt;&lt;/head&gt;&lt;body style=&quot; font-family:'MS Shell Dlg 2'; font-size:7.8pt; font-weight:400; font-style:normal;&quot;&gt;
 &lt;p style=&quot; margin-top:0px; margin-bottom:0px; margin-left:0px; margin-right:0px; -qt-block-indent:0; text-indent:0px;&quot;&gt;&lt;span style=&quot; font-size:8pt;&quot;&gt;Ie_start&lt;/span&gt;&lt;/p&gt;&lt;/body&gt;&lt;/html&gt;</string>
            </property>
           </widget>
@@ -1715,7 +1728,7 @@
             <string>&lt;!DOCTYPE HTML PUBLIC &quot;-//W3C//DTD HTML 4.0//EN&quot; &quot;http://www.w3.org/TR/REC-html40/strict.dtd&quot;&gt;
 &lt;html&gt;&lt;head&gt;&lt;meta name=&quot;qrichtext&quot; content=&quot;1&quot; /&gt;&lt;style type=&quot;text/css&quot;&gt;
 p, li { white-space: pre-wrap; }
-&lt;/style&gt;&lt;/head&gt;&lt;body style=&quot; font-family:'MS Shell Dlg 2'; font-size:12pt; font-weight:400; font-style:normal;&quot;&gt;
+&lt;/style&gt;&lt;/head&gt;&lt;body style=&quot; font-family:'MS Shell Dlg 2'; font-size:7.8pt; font-weight:400; font-style:normal;&quot;&gt;
 &lt;p style=&quot; margin-top:0px; margin-bottom:0px; margin-left:0px; margin-right:0px; -qt-block-indent:0; text-indent:0px;&quot;&gt;&lt;span style=&quot; font-size:8pt;&quot;&gt;Ie_m2&lt;/span&gt;&lt;/p&gt;&lt;/body&gt;&lt;/html&gt;</string>
            </property>
           </widget>
@@ -1767,7 +1780,7 @@
             <string>&lt;!DOCTYPE HTML PUBLIC &quot;-//W3C//DTD HTML 4.0//EN&quot; &quot;http://www.w3.org/TR/REC-html40/strict.dtd&quot;&gt;
 &lt;html&gt;&lt;head&gt;&lt;meta name=&quot;qrichtext&quot; content=&quot;1&quot; /&gt;&lt;style type=&quot;text/css&quot;&gt;
 p, li { white-space: pre-wrap; }
-&lt;/style&gt;&lt;/head&gt;&lt;body style=&quot; font-family:'MS Shell Dlg 2'; font-size:12pt; font-weight:400; font-style:normal;&quot;&gt;
+&lt;/style&gt;&lt;/head&gt;&lt;body style=&quot; font-family:'MS Shell Dlg 2'; font-size:7.8pt; font-weight:400; font-style:normal;&quot;&gt;
 &lt;p style=&quot; margin-top:12px; margin-bottom:12px; margin-left:0px; margin-right:0px; -qt-block-indent:0; text-indent:0px;&quot;&gt;&lt;span style=&quot; font-size:8pt;&quot;&gt;DayWatPer(1)&lt;/span&gt;&lt;/p&gt;&lt;/body&gt;&lt;/html&gt;</string>
            </property>
           </widget>
```
